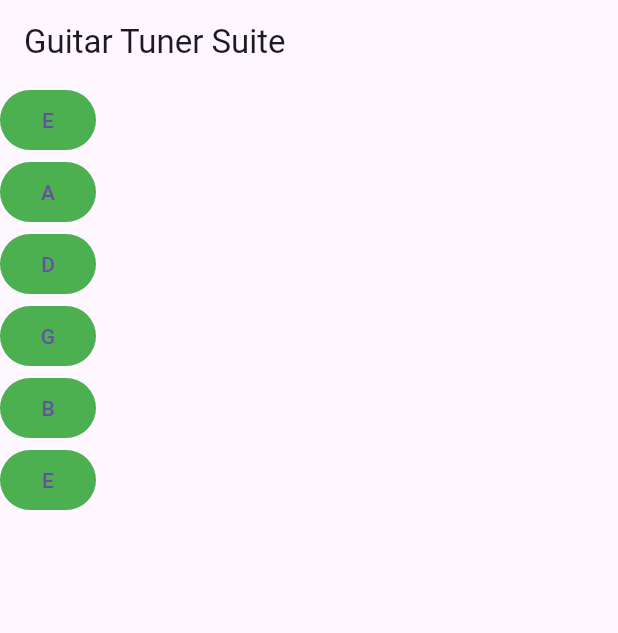
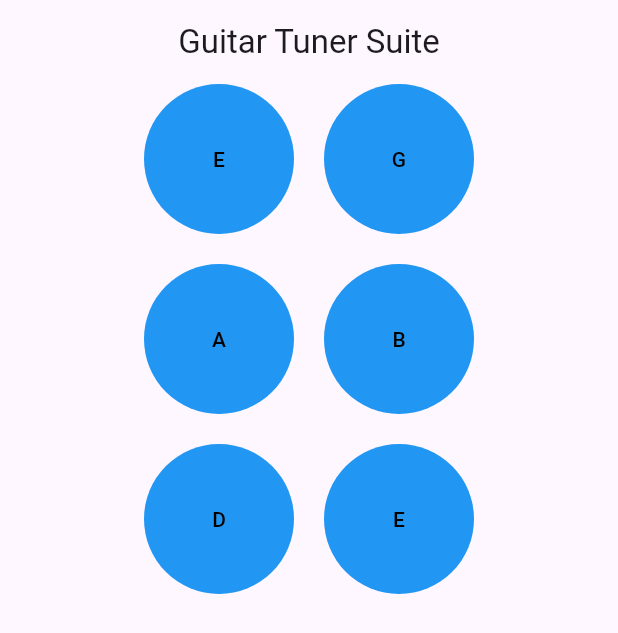
Before and after one commit to 21jmclean/8DIT-processes-assessment, a Flutter app: the screen it shows after launch, on a phone screen of 412 x 824 dp. Shown: the top 633 px of the screen. Run offline on Flutter 3.47's test engine with Material 3 defaults, Android fonts, the phone set to English and light mode, and no system bars; our stand-ins replace audioplayers.

Commit message:
Centered layout with two columns.

```diff
--- a/guitartuner/guitartuner/lib/main.dart
+++ b/guitartuner/guitartuner/lib/main.dart
@@ -48,56 +48,63 @@ class MainApp extends StatelessWidget {
   @override
   Widget build(BuildContext context) {
     return  MaterialApp(
+      theme: ThemeData(
+        primarySwatch: Colors.blue,
+      textButtonTheme: TextButtonThemeData(
+        style: TextButton.styleFrom(
+          backgroundColor: Colors.blue,
+          foregroundColor: Colors.black,
+          fixedSize: Size(100, 100),
+
+        )
+      )
+      ),
       title: "Guitar Tuner Suite",
       home: Scaffold(
         appBar: AppBar(
+          centerTitle: true,
           title: Text("Guitar Tuner Suite"),
         ),
 
-        body: Column(
-          children: [TextButton(
-            style: const ButtonStyle(
-            backgroundColor: WidgetStatePropertyAll<Color>(Colors.green),
-            ),
+        body:
+        Row(
+          mainAxisAlignment: MainAxisAlignment.center,
+          spacing: 20,
+          children: [
+            Column(
+              spacing: 20,
+              children: [
+                TextButton(
                 child: const Text("E"),
                   onPressed: e_string),
 
                 TextButton(
-            style: const ButtonStyle(
-              backgroundColor: WidgetStatePropertyAll<Color>(Colors.green),
-            ),
                   child: const Text("A"),
                   onPressed: a_string),
 
                 TextButton(
-            style: const ButtonStyle(
-              backgroundColor: WidgetStatePropertyAll<Color>(Colors.green),
-            ),
                 child: const Text("D"),
                 onPressed: d_string),
-
+              ],
+            ),
+            Column(
+              spacing: 20,
+              children: [
                 TextButton(
-            style: const ButtonStyle(
-              backgroundColor: WidgetStatePropertyAll<Color>(Colors.green),
-            ),
                   child: const Text("G"),
                   onPressed: g_string),
 
                 TextButton(
-            style: const ButtonStyle(
-              backgroundColor: WidgetStatePropertyAll<Color>(Colors.green),
-            ),
                   child: const Text("B"),
                   onPressed: b_string),
 
                 TextButton(
-            style: const ButtonStyle(
-              backgroundColor: WidgetStatePropertyAll<Color>(Colors.green),
-            ),
                   child: const Text("E"),
                   onPressed: e2_string)],
                 )
-        ),
+              ]
+            )
+          )
         );
   }
 }
```
Lines whose indentation alone changed are shown as unchanged.
